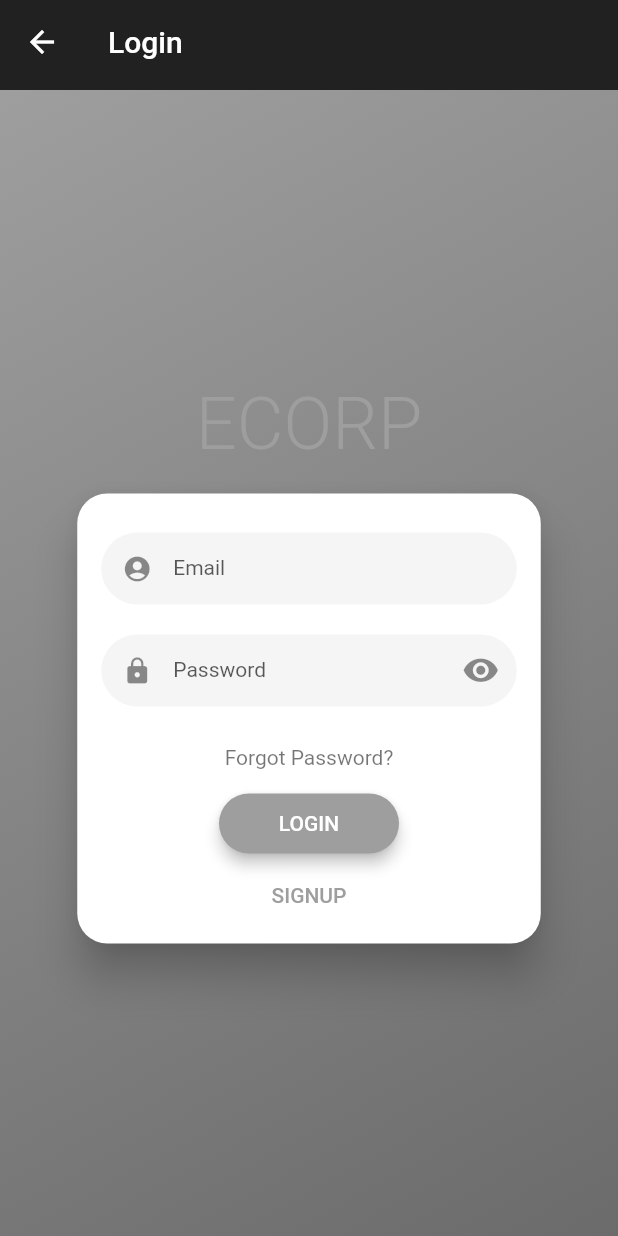
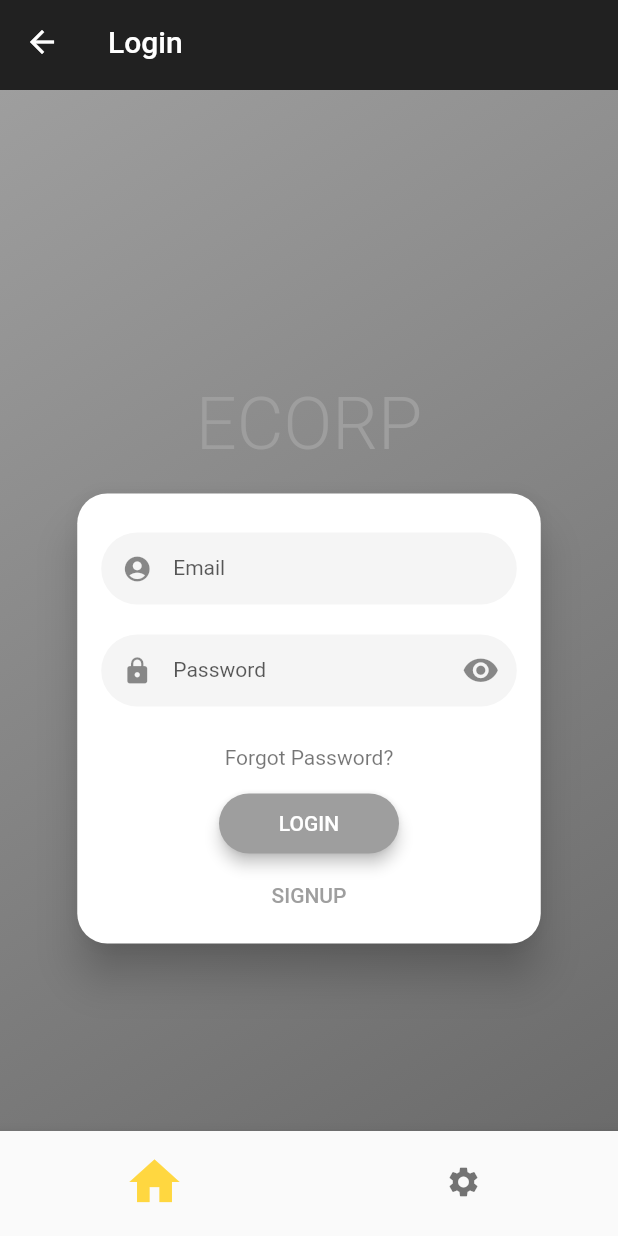
Before and after one commit to Spixz/Global-Tchat-Flutter-App, a Flutter app: the screen it shows after launch, on a phone screen of 412 x 824 dp. Run offline on Flutter 3.47's test engine with Material 2 defaults, Android fonts, the phone set to English and light mode, and no system bars; drawn by our look-alikes of flutter_login; our stand-ins replace cached_network_image, cloud_firestore, file_picker, firebase_auth, firebase_core, firebase_storage and 6 more; missing offline and left inert: easy_image_viewer; accounts and stored records are empty.

Commit message:
[MOD] Add bottom bar navigation.

```diff
--- a/lib/src/features/home/presentation/home_screen.dart
+++ b/lib/src/features/home/presentation/home_screen.dart
@@ -20,7 +20,7 @@ class _HomeScreenState extends State<HomeScreen> {
           TextButton(
               onPressed: () => GoRouter.of(context)
                   .pushReplacementNamed(AppRoute.account.name),
-                  // .pushReplacementNamed(AppRoute.account.name),
+              // GoRouter.of(context).go(AppRoute.account.name),
               child: const Text("=> Account"))
         ],
       ),
--- a/lib/src/routing/app_router.dart
+++ b/lib/src/routing/app_router.dart
@@ -20,12 +20,13 @@ enum AppRoute {
   displayConversation,
 }
 
+final _rootNavigatorKey = GlobalKey<NavigatorState>();
+final _shellNavigatorKey = GlobalKey<NavigatorState>();
+
 final goRouterProvider = Provider<GoRouter>((ref) {
-  // final userStreamProvider = ref.watch(authRepositoryUserStreamProvider);
-//a delete
-
   return GoRouter(
     initialLocation: '/listConversations',
+    navigatorKey: _rootNavigatorKey,
     debugLogDiagnostics: false,
     redirect: (context, state) async {
       //TODO: La mettre ailleur
@@ -60,6 +61,12 @@ final goRouterProvider = Provider<GoRouter>((ref) {
     refreshListenable: GoRouterRefreshStream(
         ref.read(authRepositoryProvider).authStateChange()),
     routes: [
+      ShellRoute(
+          navigatorKey: _shellNavigatorKey,
+          builder: (context, state, child) {
+            return ScaffoldWithBottomNavBar(child: child);
+          },
+          routes: [
             GoRoute(
                 path: '/',
                 name: AppRoute.home.name,
@@ -77,7 +84,8 @@ final goRouterProvider = Provider<GoRouter>((ref) {
                   GoRoute(
                       path: 'createConversation',
                       name: AppRoute.createConversation.name,
-                builder: (context, state) => const CreateNewConversation()),
+                      builder: (context, state) =>
+                          const CreateNewConversation()),
                   GoRoute(
                       path: 'listConversations',
                       name: AppRoute.listConversations.name,
@@ -89,10 +97,86 @@ final goRouterProvider = Provider<GoRouter>((ref) {
                         final conversationId = state.params['id'];
                         print(conversationId);
                         //ConversationWithMembers conversation = state.params['conversationBinded']; //from json
-                  return DisplayConversation(conversationId: conversationId);
+                        return DisplayConversation(
+                            conversationId: conversationId);
                       }),
+                ])
           ])
     ],
     errorBuilder: (context, state) => const NotFoundScreen(),
   );
 });
+
+const tabs = [
+  ScaffoldWithNavBarTabItem(
+    initialLocation: '/listConversations',
+    icon: Icon(Icons.home),
+    label: 'Conversations',
+  ),
+  ScaffoldWithNavBarTabItem(
+    initialLocation: '/account',
+    icon: Icon(Icons.settings),
+    label: 'Profile',
+  ),
+];
+
+class ScaffoldWithNavBarTabItem extends BottomNavigationBarItem {
+  const ScaffoldWithNavBarTabItem(
+      {required this.initialLocation, required Widget icon, String? label})
+      : super(icon: icon, label: label);
+
+  /// The initial location/path
+  final String initialLocation;
+}
+
+class ScaffoldWithBottomNavBar extends StatefulWidget {
+  const ScaffoldWithBottomNavBar({Key? key, required this.child})
+      : super(key: key);
+  final Widget child;
+
+  @override
+  State<ScaffoldWithBottomNavBar> createState() =>
+      _ScaffoldWithBottomNavBarState();
+}
+
+class _ScaffoldWithBottomNavBarState extends State<ScaffoldWithBottomNavBar> {
+  // getter that computes the current index from the current location,
+  // using the helper method below
+  int get _currentIndex => _locationToTabIndex(GoRouter.of(context).location);
+
+  int _locationToTabIndex(String location) {
+    final index =
+        tabs.indexWhere((t) => location.startsWith(t.initialLocation));
+    // if index not found (-1), return 0
+    return index < 0 ? 0 : index;
+  }
+
+  // callback used to navigate to the desired tab
+  void _onItemTapped(BuildContext context, int tabIndex) {
+    if (tabIndex != _currentIndex) {
+      // go to the initial location of the selected tab (by index)
+      context.go(tabs[tabIndex].initialLocation);
+      // GoRouter.of(context).pushReplacementNamed(tabs[tabIndex].initialLocation);
+      // GoRouter.of(context).go()
+    }
+  }
+
+  @override
+  Widget build(BuildContext context) {
+    print("Current index: $_currentIndex");
+    return Scaffold(
+      body: widget.child,
+      bottomNavigationBar: BottomNavigationBar(
+        currentIndex: _currentIndex,
+        items: tabs,
+        onTap: (index) => _onItemTapped(context, index),
+        selectedIconTheme:
+            const IconThemeData(color: Colors.amberAccent, size: 40),
+        selectedItemColor: Colors.amberAccent,
+        selectedLabelStyle: const TextStyle(fontWeight: FontWeight.bold),
+        showSelectedLabels: false,
+        showUnselectedLabels: false,
+      ),
+    );
+  }
+}
```
Lines whose indentation alone changed are shown as unchanged.
